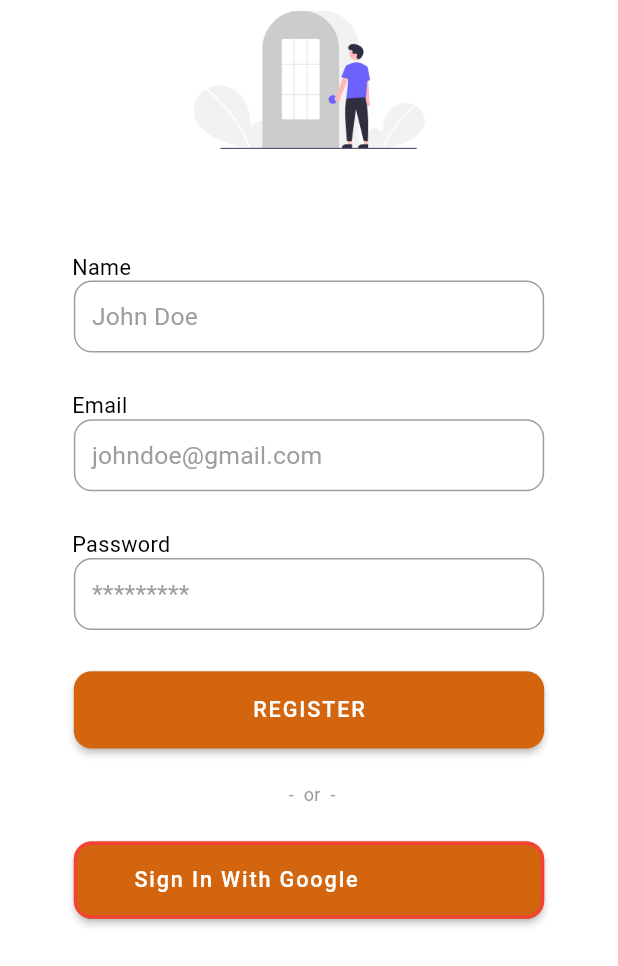
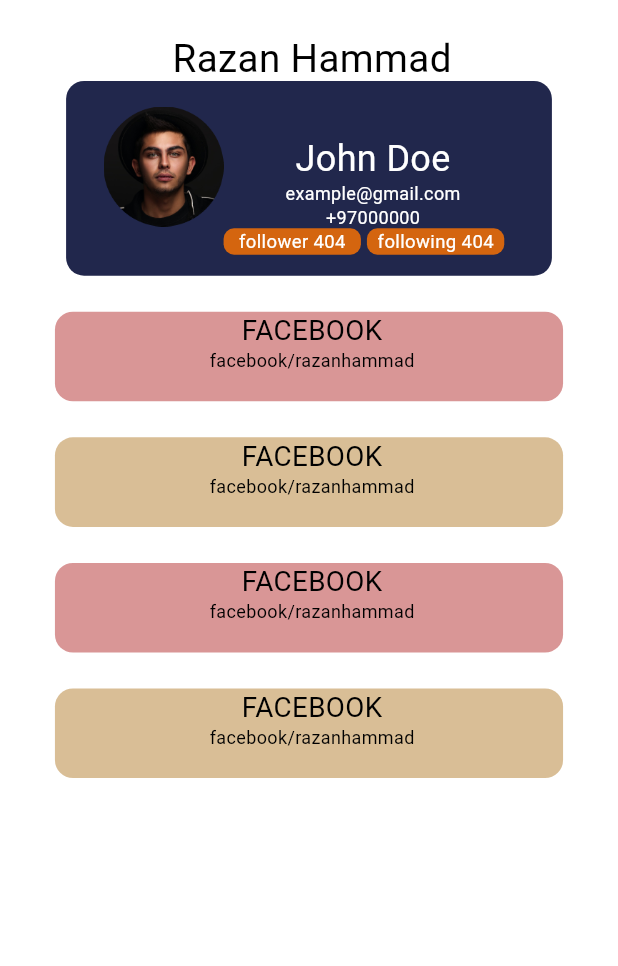
Before and after one commit to RazanHammad97/flutterbetweenerfinal, a Flutter app: the screen it shows after launch, on a phone screen of 412 x 824 dp. Shown: the top 966 px of the screen. Run offline on Flutter 3.47's test engine with Material 2 defaults, Android fonts, the phone set to English and light mode, and no system bars; our stand-ins replace flutter_screenutil.

Commit message:
design profile friend as user profile screen

```diff
--- a/lib/features/friend_profile/friend_profile_view.dart
+++ b/lib/features/friend_profile/friend_profile_view.dart
@@ -1,12 +1,49 @@
 import 'package:flutter/material.dart';
+import 'package:projectbetweener/features/auth/widgets/custom_text_widget.dart';
 import 'package:projectbetweener/features/auth/widgets/screen_container.dart';
+import 'package:flutter_screenutil/flutter_screenutil.dart';
+
+import '../profile/widgets/custom_profile_container_widget.dart';
+import '../profile/widgets/custom_profile_link_widget.dart';
 
 class FriendProfileView extends StatelessWidget {
   const FriendProfileView({Key? key}) : super(key: key);
+  static String id = "/profile-friend";
 
   @override
   Widget build(BuildContext context) {
     return ScreenContainer(body: [
+      CustomText(
+        title: "Razan Hammad",
+        color: Colors.black,
+        fontSize: 25.sp,
+      ),
+      ProfileContainer(),
+      Column(
+        children: [
+          ProfileLink(
+            color: Color(0xFFD99696),
+            socialTitle: "Facebook".toUpperCase(),
+            socialLinkTitle: "facebook/razanhammad",
+          ),
+          ProfileLink(
+            color: Color(0xFFD9BE96),
+            socialTitle: "Facebook".toUpperCase(),
+            socialLinkTitle: "facebook/razanhammad",
+          ),
+          ProfileLink(
+            color: Color(0xFFD99696),
+            socialTitle: "Facebook".toUpperCase(),
+            socialLinkTitle: "facebook/razanhammad",
+          ),
+          ProfileLink(
+            color: Color(0xFFD9BE96),
+            socialTitle: "Facebook".toUpperCase(),
+            socialLinkTitle: "facebook/razanhammad",
+          )
+        ],
+      ),
+
 
     ]);
   }
--- a/lib/main.dart
+++ b/lib/main.dart
@@ -10,6 +10,7 @@
 import 'features/auth/login_view.dart';
 import 'features/auth/on_boarding.dart';
 import 'features/auth/register_view.dart';
+import 'features/friend_profile/friend_profile_view.dart';
 import 'features/profile/profile_view.dart';
 
 void main() {
@@ -37,7 +38,7 @@
             textTheme: Typography.englishLike2018.apply(fontSizeFactor: 1.sp),
             scaffoldBackgroundColor: Colors.white,
           ),
-          home: const RegisterView(),
+          home: const FriendProfileView(),
           routes: {
             RegisterView.id: (context) => const RegisterView(),
             LoginView.id: (context) => const LoginView(),
@@ -45,6 +46,7 @@
             HomeView.id: (context) => const HomeView(),
             ProfileView.id :(context) => const ProfileView(),
             ActiveSharingView.id: (context)=>const ActiveSharingView(),
+            FriendProfileView.id: (context)=>const FriendProfileView(),
           },
         );
       },
```
